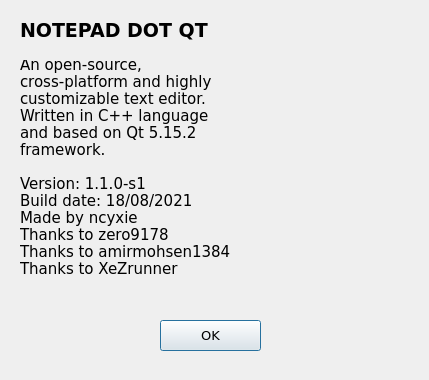
ncyxie/Notepad-DOT-Qt, file aboutdialog.ui: the form before one commit.
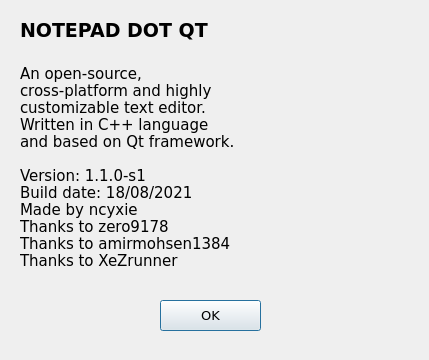
The form after the commit. Icons and pictures are not drawn.

Commit message: Minor changes in About dialog

```diff
--- a/aboutdialog.ui
+++ b/aboutdialog.ui
@@ -7,7 +7,7 @@
     <x>0</x>
     <y>0</y>
     <width>429</width>
-    <height>380</height>
+    <height>360</height>
    </rect>
   </property>
   <property name="windowTitle">
@@ -61,8 +61,7 @@
 cross-platform and highly
 customizable text editor.
 Written in C++ language
-and based on Qt 5.15.2
-framework. 
+and based on Qt framework.  
 
 Version: 1.1.0-s1
 Build date: 18/08/2021
@@ -90,7 +89,7 @@
    <property name="geometry">
     <rect>
      <x>160</x>
-     <y>320</y>
+     <y>300</y>
      <width>101</width>
      <height>31</height>
     </rect>
```
